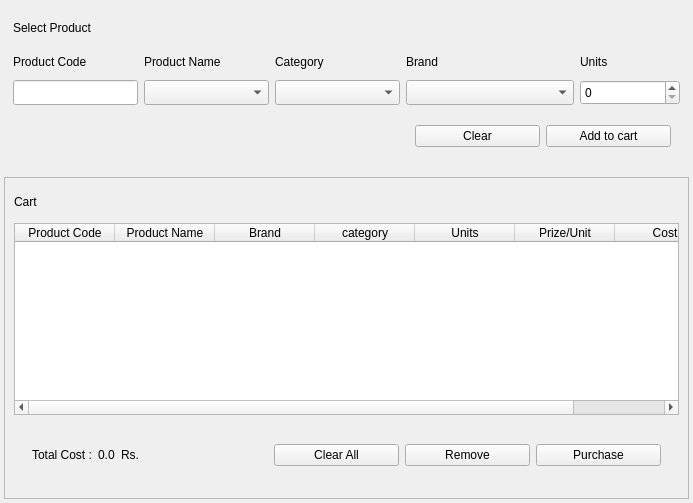
Before: the Qt Designer form ui/Purchase.ui in sarin32/Supermarket-Inventory-and-Sales-Management-System, drawn with Qt 5.
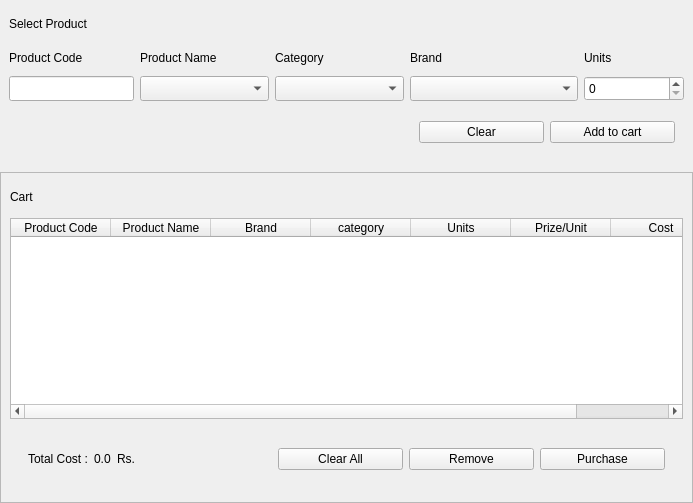
After: the same form once the commit is applied.

```diff
--- a/ui/Purchase.ui
+++ b/ui/Purchase.ui
@@ -2,27 +2,35 @@
 <ui version="4.0">
  <class>purchase</class>
  <widget class="QWidget" name="purchase">
+  <property name="geometry">
+   <rect>
+    <x>0</x>
+    <y>0</y>
+    <width>693</width>
+    <height>503</height>
+   </rect>
+  </property>
   <property name="styleSheet">
    <string notr="true"/>
   </property>
   <property name="type" stdset="0">
    <string>main</string>
   </property>
-  <layout class="QGridLayout" name="gridLayout">
+  <layout class="QGridLayout">
    <property name="leftMargin">
-    <number>4</number>
+    <number>0</number>
    </property>
    <property name="topMargin">
-    <number>4</number>
+    <number>0</number>
    </property>
    <property name="rightMargin">
-    <number>4</number>
+    <number>0</number>
    </property>
    <property name="bottomMargin">
-    <number>4</number>
+    <number>0</number>
    </property>
    <property name="spacing">
-    <number>3</number>
+    <number>2</number>
    </property>
    <item row="2" column="0">
     <widget class="QFrame" name="frame_3">
```
